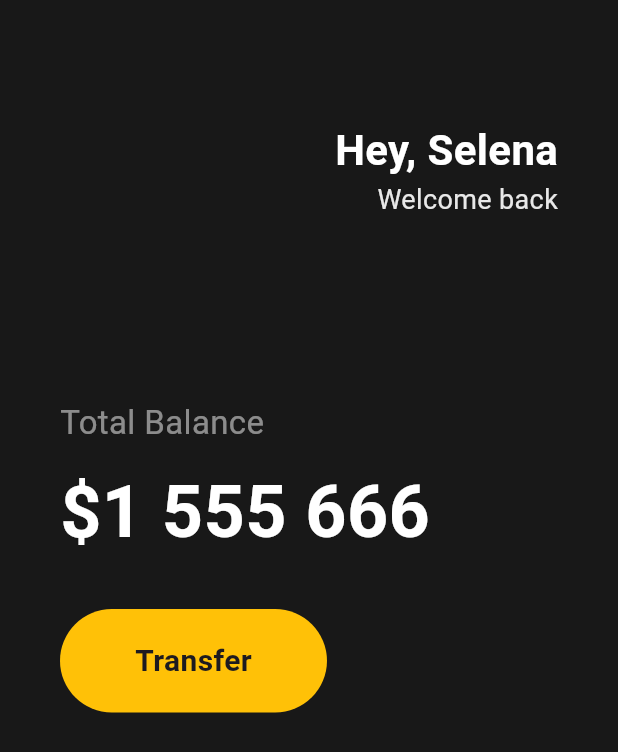
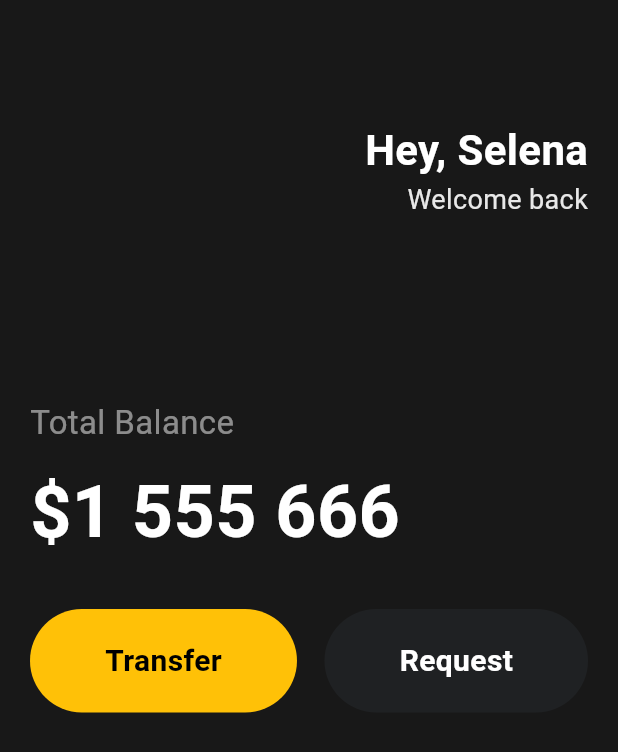
Before and after one commit to hyejj19/toonflix_flutter, a Flutter app: the screen it shows after launch, on a phone screen of 412 x 824 dp. Shown: the top 752 px of the screen. Run offline on Flutter 3.47's test engine with Material 3 defaults, Android fonts, the phone set to English and light mode, and no system bars.

Commit message:
[Refactor] Extract Reusable Button Widget

```diff
--- a/lib/main.dart
+++ b/lib/main.dart
@@ -1,4 +1,5 @@
 import 'package:flutter/material.dart';
+import 'package:toonflix/widget/button.dart';
 
 void main() {
   runApp(const App());
@@ -13,7 +14,7 @@ class App extends StatelessWidget {
         home: Scaffold(
       backgroundColor: const Color(0xFF181818),
       body: Padding(
-          padding: const EdgeInsets.symmetric(horizontal: 40),
+          padding: const EdgeInsets.symmetric(horizontal: 20),
           child: Column(
             crossAxisAlignment: CrossAxisAlignment.start,
             children: [
@@ -63,21 +64,17 @@ class App extends StatelessWidget {
               const SizedBox(
                 height: 30,
               ),
-              Row(
+              const Row(
+                mainAxisAlignment: MainAxisAlignment.spaceBetween,
                 children: [
-                  Container(
-                    decoration: BoxDecoration(
-                        color: Colors.amber,
-                        borderRadius: BorderRadius.circular(45)),
-                    child: const Padding(
-                        padding:
-                            EdgeInsets.symmetric(vertical: 20, horizontal: 50),
-                        child: Text(
-                          'Transfer',
-                          style: TextStyle(
-                              fontWeight: FontWeight.bold, fontSize: 20),
-                        )),
-                  )
+                  Button(
+                      text: 'Transfer',
+                      bgColor: Colors.amber,
+                      textColor: Colors.black),
+                  Button(
+                      text: 'Request',
+                      bgColor: Color(0xFF1F2123),
+                      textColor: Colors.white)
                 ],
               ),
             ],
--- /dev/null
+++ b/lib/widget/button.dart
@@ -0,0 +1,28 @@
+import 'package:flutter/material.dart';
+
+class Button extends StatelessWidget {
+  final String text;
+  final Color bgColor;
+  final Color textColor;
+
+  const Button(
+      {super.key,
+      required this.text,
+      required this.bgColor,
+      required this.textColor});
+
+  @override
+  Widget build(BuildContext context) {
+    return (Container(
+      decoration: BoxDecoration(
+          color: bgColor, borderRadius: BorderRadius.circular(45)),
+      child: Padding(
+          padding: const EdgeInsets.symmetric(vertical: 20, horizontal: 50),
+          child: Text(
+            text,
+            style: TextStyle(
+                fontWeight: FontWeight.bold, fontSize: 20, color: textColor),
+          )),
+    ));
+  }
+}
```
